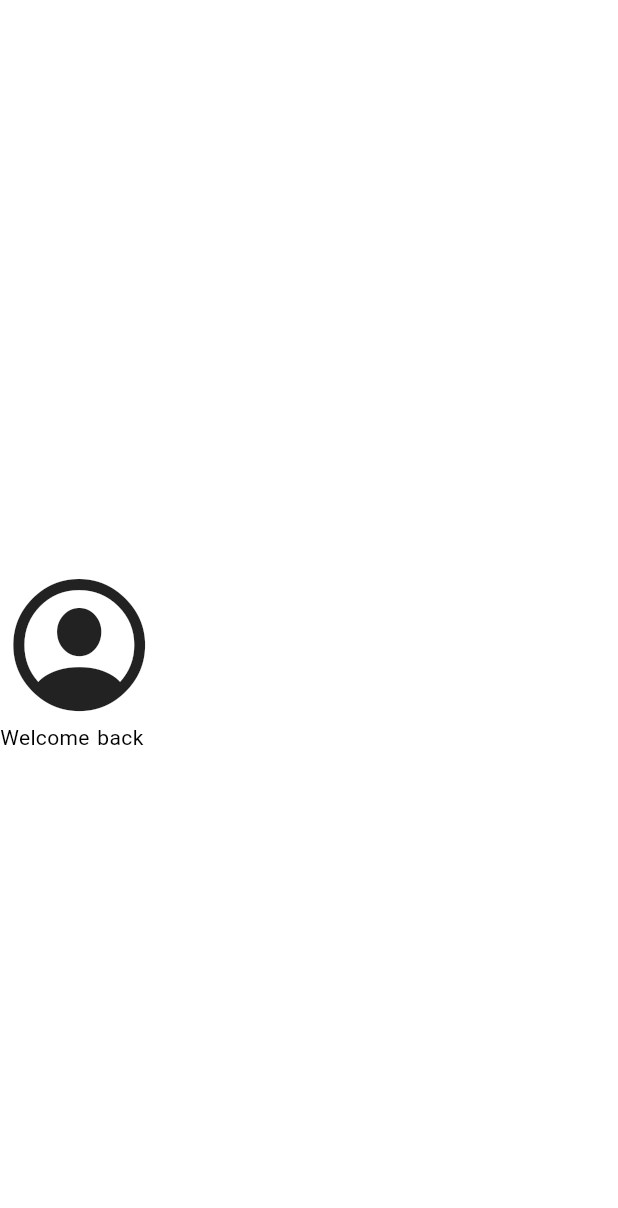
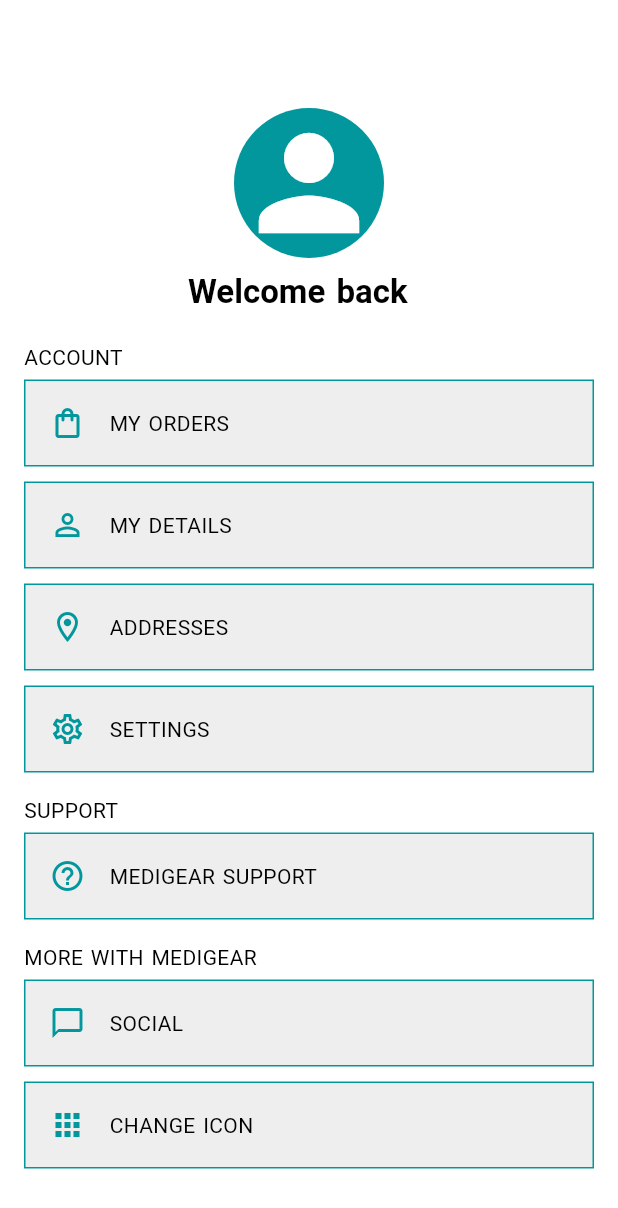
Before and after one commit to abdsyd/MediGear, a Flutter app: the ProfileTab screen opened by its route, on a phone screen of 412 x 824 dp. Shown: the top 1208 px of the screen. Run offline on Flutter 3.47's test engine with Material 2 defaults, Android fonts, the phone set to English and light mode, and no system bars; our stand-ins replace get, get_storage, loading_animation_widget, otp_text_field, timer_count_down; accounts and stored records are empty; network calls fail.

Commit message:
designed profile_tab.dart

```diff
--- a/lib/locale.dart
+++ b/lib/locale.dart
@@ -35,6 +35,16 @@ class MyTranslation extends Translations {
           'error' : 'error',
           "Verify your account to unlock premium features!":"Verify your account to unlock premium features!",
           "Verify Now":"Verify Now",
+          "ACCOUNT":"ACCOUNT",
+          'MY ORDERS':'MY ORDERS',
+          "MY DETAILS":"MY DETAILS",
+          "ADDRESSES":"ADDRESSES",
+          "SETTINGS":"SETTINGS",
+          "SUPPORT":"SUPPORT",
+          "MEDIGEAR SUPPORT":"MEDIGEAR SUPPORT",
+          "MORE WITH MEDIGEAR":"MORE WITH MEDIGEAR",
+          "SOCIAL":"SOCIAL",
+          "CHANGE ICON":"CHANGE ICON",
         }
       };
 }
--- a/lib/views/home/bnb_tabs/profile_tab.dart
+++ b/lib/views/home/bnb_tabs/profile_tab.dart
@@ -1,9 +1,10 @@
-import 'package:flutter/cupertino.dart';
 import 'package:flutter/material.dart';
 import 'package:get/get.dart';
+import 'package:hunter/constants/colors.dart';
 //import 'package:image_picker/image_picker.dart';
 import 'package:hunter/controllers/home/bnb_tabs/profile_controller.dart';
 import 'package:hunter/controllers/home/home_controller.dart';
+import 'package:hunter/widgets/profile_button.dart';
 
 class ProfileTab extends StatelessWidget {
   const ProfileTab({super.key});
@@ -18,30 +19,73 @@ class ProfileTab extends StatelessWidget {
         backgroundColor: Colors.transparent,
         elevation: 0,
       ),
-      body: Column(
-      mainAxisAlignment: MainAxisAlignment.center,
-      children: [
-        Expanded(
-          child: Column(
-            mainAxisAlignment: MainAxisAlignment.center,
-            children: [
-              ClipOval(
-                child: Icon(
-                  CupertinoIcons.profile_circled,
-                  size: MediaQuery.sizeOf(context).width / 4,
+      body: ListView(
+        padding: const EdgeInsets.all(16.0),
+        children:  [
+          const CircleAvatar(
+            radius: 50,
+            child: Icon(Icons.person,size: 100,),
+          ),
+          const SizedBox(height: 10.0),
+          Center(
+            child: Text(
+              "Welcome back ${hC.currentUser != null ? hC.currentUser!.name : ''} ",
+              style: Theme.of(context).textTheme.displayMedium!.copyWith(fontSize: 22),
             ),
           ),
+          const SizedBox(height: 20),
           Text(
-                'Welcome back  ${hC.currentUser != null ? hC.currentUser!.name : ''}',
+            "ACCOUNT".tr,
+            style: Theme.of(context).textTheme.bodyMedium,
           ),
-            ],
+          ProfileButton(title: 'MY ORDERS'.tr, icon: Icons.shopping_bag_outlined,onPressed: (){},),
+          ProfileButton(
+            onPressed: (){},
+            icon: Icons.person_outline,
+            title: "MY DETAILS".tr,
           ),
+          ProfileButton(
+            onPressed: (){},
+            icon: Icons.location_on_outlined,
+            title: "ADDRESSES".tr,
+          ),
+          ProfileButton(
+            onPressed: (){},
+            icon: Icons.settings_outlined,
+            title: "SETTINGS".tr,
+          ),
+          const SizedBox(height: 10,),
+          Text(
+            "SUPPORT".tr,
+            style: Theme.of(context).textTheme.bodyMedium,
+          ),
+          ProfileButton(
+            onPressed: (){},
+            icon: Icons.help_outline,
+            title: "MEDIGEAR SUPPORT".tr,
+          ),
+          const SizedBox(height: 10,),
+          Text(
+            "MORE WITH MEDIGEAR".tr,
+            style: Theme.of(context).textTheme.bodyMedium,
+          ),
+          ProfileButton(
+            onPressed: (){},
+            icon: Icons.chat_bubble_outline,
+            title: "SOCIAL".tr,
+          ),
+      ProfileButton(
+        onPressed: (){},
+        icon: Icons.apps_outlined,
+        title: "CHANGE ICON".tr,
       ),
         ],
       ),
     );
   }
 }
+
+
 
 // GestureDetector(
 // onTap: () {
@@ -78,3 +122,28 @@ class ProfileTab extends StatelessWidget {
 //     : const Icon(CupertinoIcons.profile_circled,size: 150,),
 // ),
 // ),
+
+//------------------------------------------------------------------\\
+
+
+// Column(
+// mainAxisAlignment: MainAxisAlignment.center,
+// children: [
+// Expanded(
+// child: Column(
+// mainAxisAlignment: MainAxisAlignment.center,
+// children: [
+// ClipOval(
+// child: Icon(
+// CupertinoIcons.profile_circled,
+// size: MediaQuery.sizeOf(context).width / 4,
+// ),
+// ),
+// Text(
+// 'Welcome back  ${hC.currentUser != null ? hC.currentUser!.name : ''}',
+// ),
+// ],
+// ),
+// ),
+// ],
+// ),
--- a/lib/views/welcome_view.dart
+++ b/lib/views/welcome_view.dart
@@ -42,8 +42,8 @@ class WelcomeView extends StatelessWidget {
               ),
               AuthButton(
                 onPressed: () {
-                  //Get.toNamed(AppRoute.login);
-                 Get.toNamed(AppRoute.home);
+                  Get.toNamed(AppRoute.login);
+                 //Get.toNamed(AppRoute.home);
                 },
                 color: AppColors.myBrown,
                 child:  Text('Sign in'.tr,style: Theme.of(context).textTheme.labelMedium,),
--- /dev/null
+++ b/lib/widgets/profile_button.dart
@@ -0,0 +1,30 @@
+import 'package:flutter/material.dart';
+import 'package:hunter/constants/colors.dart';
+
+class ProfileButton extends StatelessWidget {
+  const ProfileButton({
+    super.key, required this.title, required this.icon, this.onPressed,
+  });
+
+  final String title;
+  final IconData icon;
+  final void Function()? onPressed;
+
+  @override
+  Widget build(BuildContext context) {
+    return Container(
+      margin: const EdgeInsets.symmetric(vertical: 5),
+      decoration: BoxDecoration(
+        border: Border.all(color: AppColors.myPrimary),
+        color: Colors.grey.shade200,
+      ),
+      child: ListTile(
+        onTap: (){},
+        iconColor: AppColors.myPrimary,
+        titleTextStyle: Theme.of(context).textTheme.bodyMedium,
+        leading:  Icon(icon),
+        title: Text(title),
+      ),
+    );
+  }
+}
```
Lines whose indentation alone changed are shown as unchanged.
